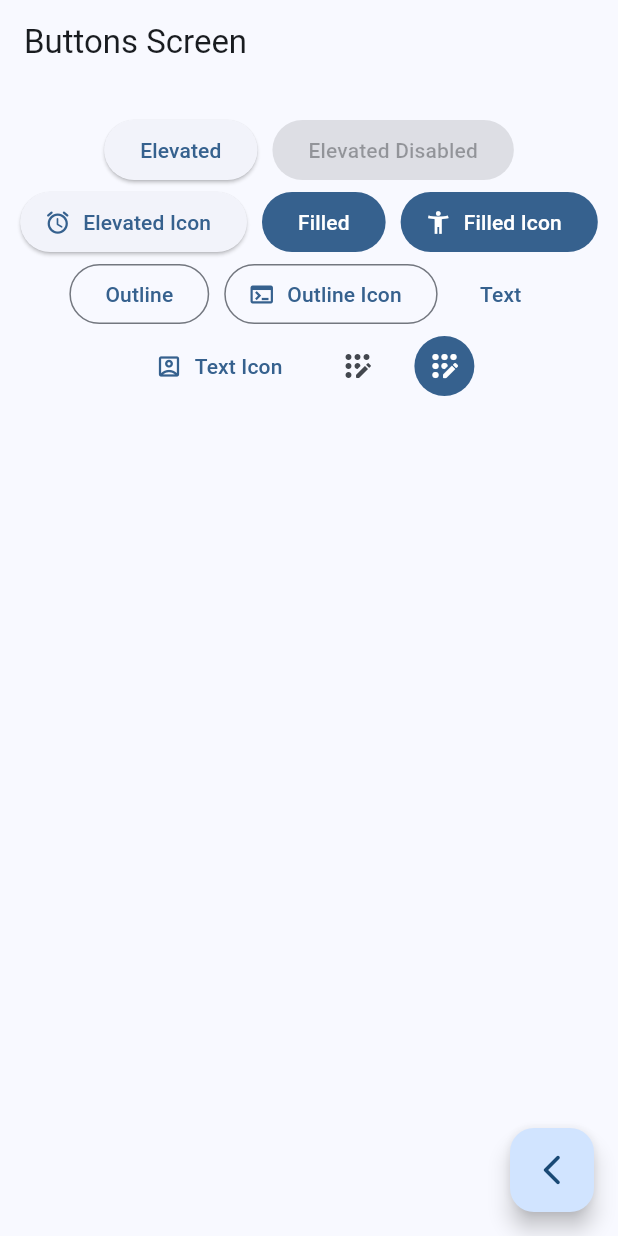
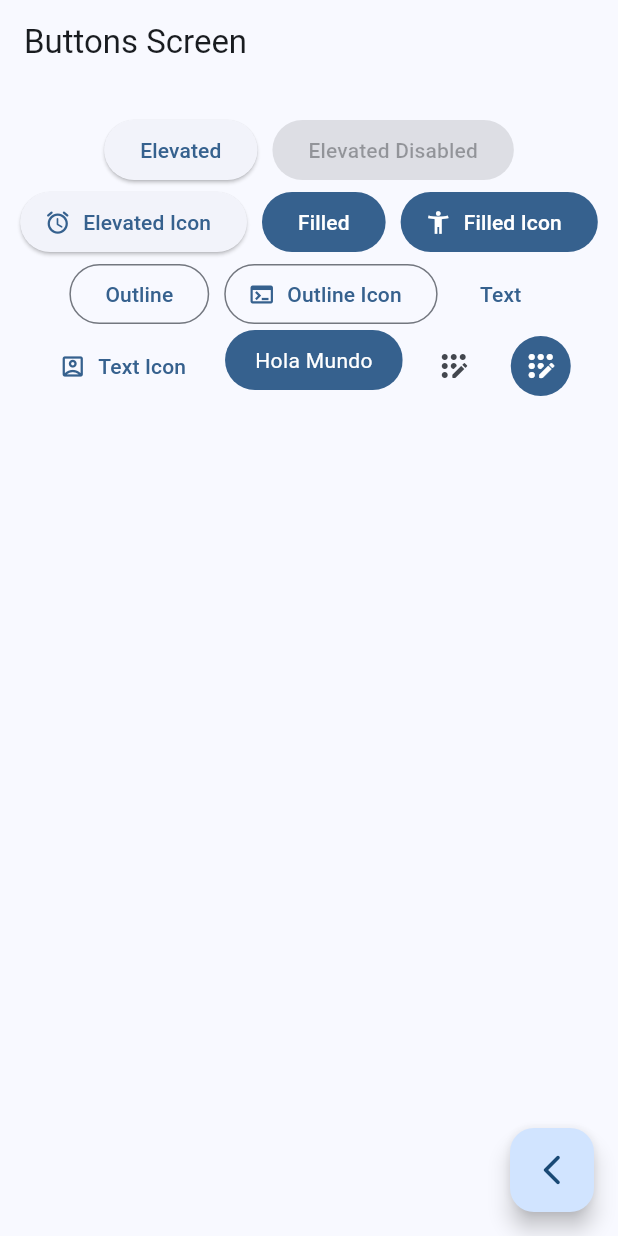
Before and after one commit to jorgechavezrnd/flutter-widgets-app, a Flutter app: the ButtonsScreen screen opened by its route, on a phone screen of 412 x 824 dp. Run offline on Flutter 3.47's test engine with Material 3 defaults, Android fonts, the phone set to English and light mode, and no system bars; our stand-ins replace go_router.

Commit message:
Add custom button

```diff
--- a/lib/presentation/screens/buttons/buttons_screen.dart
+++ b/lib/presentation/screens/buttons/buttons_screen.dart
@@ -69,7 +69,8 @@ class _ButtonsView extends StatelessWidget {
               label: const Text('Text Icon'),
             ),
 
-            // TODO: custom button
+            const CustomButton(),
+
             IconButton(
               onPressed: () {},
               icon: const Icon(Icons.app_registration_rounded),
@@ -88,3 +89,29 @@ class _ButtonsView extends StatelessWidget {
     );
   }
 }
+
+class CustomButton extends StatelessWidget {
+  const CustomButton({super.key});
+
+  @override
+  Widget build(BuildContext context) {
+    final colors = Theme.of(context).colorScheme;
+
+    return ClipRRect(
+      borderRadius: BorderRadius.circular(20),
+      child: Material(
+        color: colors.primary,
+        child: InkWell(
+          onTap: () {},
+          child: Padding(
+            padding: const EdgeInsets.symmetric(horizontal: 20, vertical: 10),
+            child: const Text(
+              'Hola Mundo',
+              style: TextStyle(color: Colors.white),
+            ),
+          ),
+        ),
+      ),
+    );
+  }
+}
```
